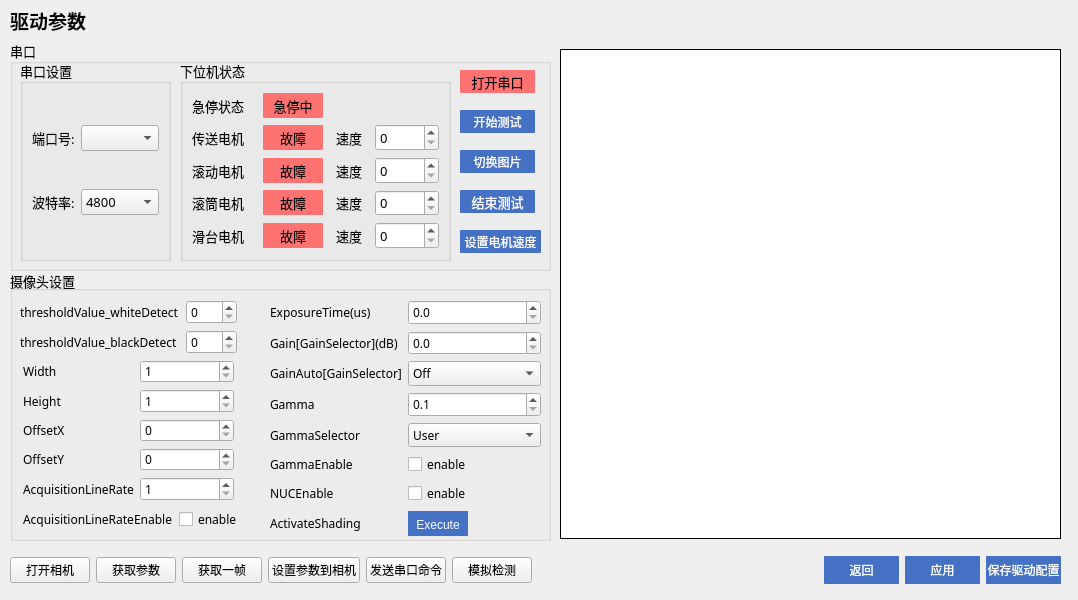
Qt form driveseting.ui (jaueone/Magnetic) before a commit.
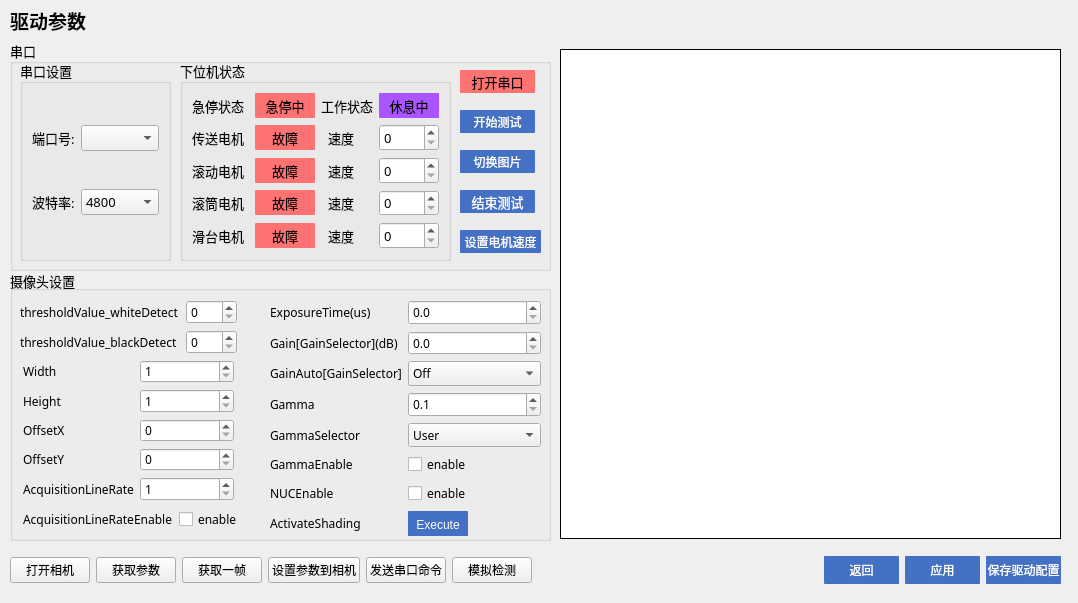
The same form after that commit. Custom widgets are drawn as their Qt base class.

What changed in the file:
```diff
--- a/driveseting.ui
+++ b/driveseting.ui
@@ -7,7 +7,7 @@
     <x>0</x>
     <y>0</y>
     <width>1078</width>
-    <height>600</height>
+    <height>603</height>
    </rect>
   </property>
   <property name="windowTitle">
@@ -503,6 +503,48 @@
        </property>
       </widget>
      </item>
+     <item row="0" column="3">
+      <widget class="QPushButton" name="pushButton_16">
+       <property name="minimumSize">
+        <size>
+         <width>60</width>
+         <height>25</height>
+        </size>
+       </property>
+       <property name="maximumSize">
+        <size>
+         <width>25</width>
+         <height>16777215</height>
+        </size>
+       </property>
+       <property name="font">
+        <font>
+         <family>微软雅黑</family>
+         <pointsize>10</pointsize>
+        </font>
+       </property>
+       <property name="styleSheet">
+        <string notr="true">QPushButton{color:black;background-color:rgb(170, 85, 255);border-radius:1px;}
+QPushButton::checked{background-color:rgb(47, 255, 168);}</string>
+       </property>
+       <property name="text">
+        <string>休息中</string>
+       </property>
+       <property name="checkable">
+        <bool>true</bool>
+       </property>
+       <property name="checked">
+        <bool>false</bool>
+       </property>
+      </widget>
+     </item>
+     <item row="0" column="2">
+      <widget class="QLabel" name="label_29">
+       <property name="text">
+        <string>工作状态</string>
+       </property>
+      </widget>
+     </item>
     </layout>
    </widget>
    <widget class="QPushButton" name="pushButton_15">
```
Left out of the diff: 6 changed lines with no effect on the pictures.
